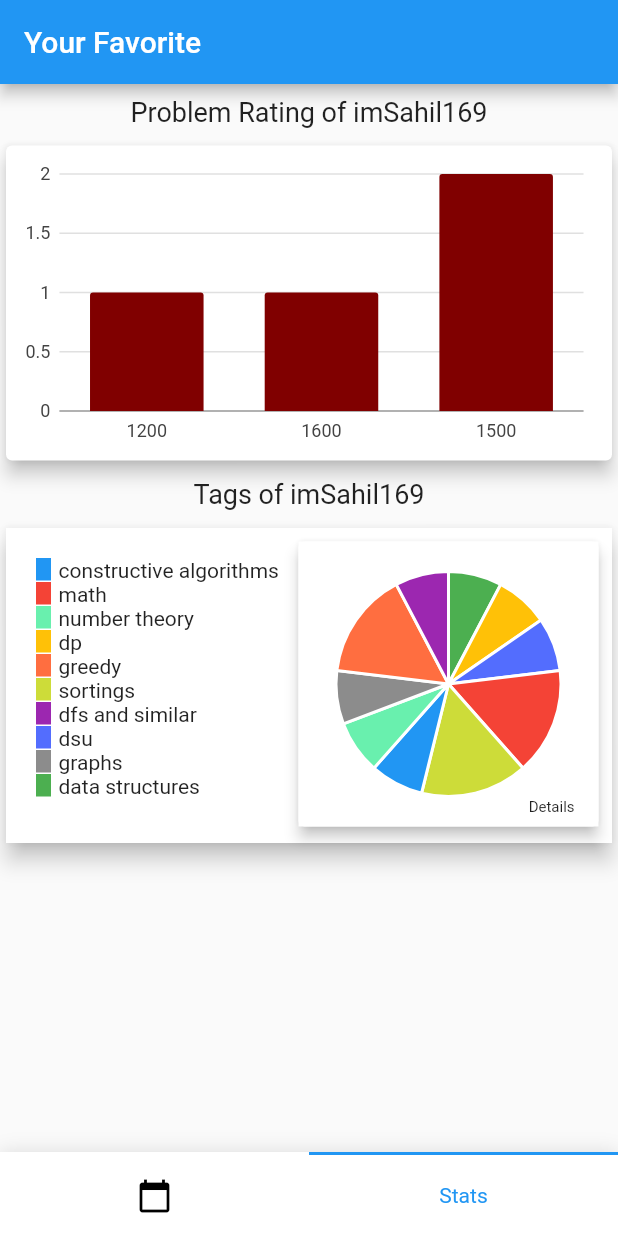
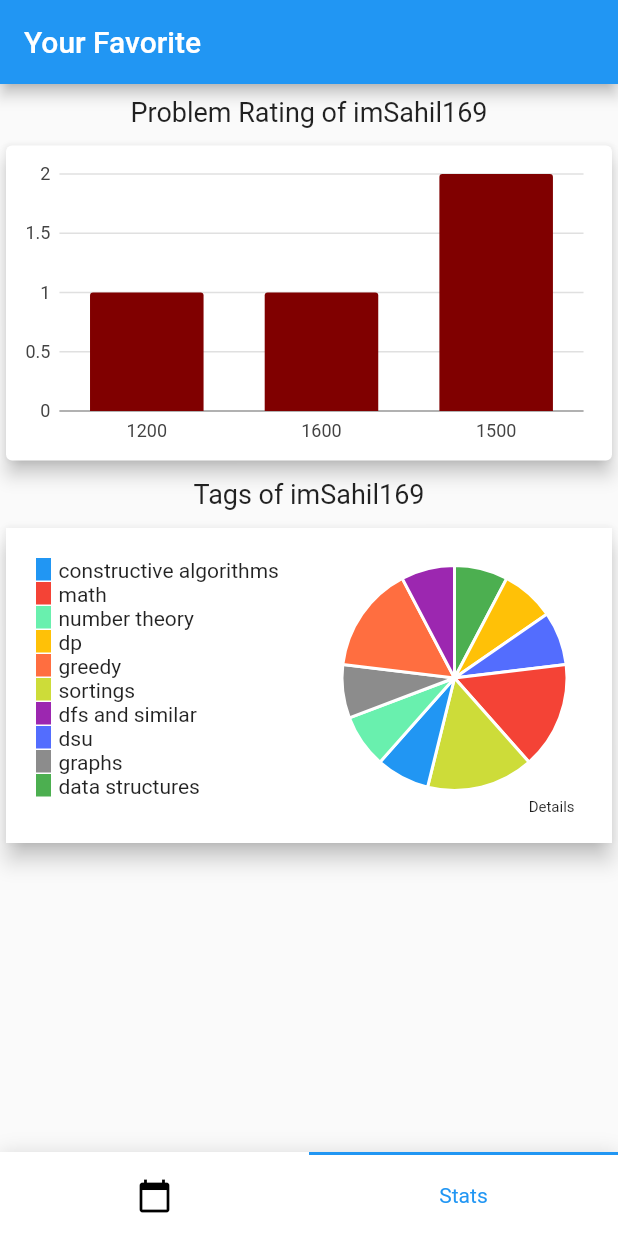
Before and after one commit to sk25469/Codeforces_Visualizer, a Flutter app: the screen it shows after launch, item 2 of the bottom bar chosen, on a phone screen of 412 x 824 dp. Run offline on Flutter 3.47's test engine with Material 2 defaults, Android fonts, the phone set to English and light mode, and no system bars; drawn by our look-alikes of titled_navigation_bar; our stand-ins replace charts_flutter.

Commit message:
more changes in pie chart

```diff
--- a/lib/widgets/pie_chart.dart
+++ b/lib/widgets/pie_chart.dart
@@ -12,6 +12,10 @@ class PieChart extends StatelessWidget {
   Widget build(BuildContext context) {
     return Card(
       elevation: 6,
+      child: InkWell(
+        onTap: () {
+          // print('Pressed card');
+        },
         child: Container(
           color: Colors.white,
           height: 210.0,
@@ -21,17 +25,11 @@ class PieChart extends StatelessWidget {
               Positioned(
                 top: 5.0,
                 right: 5.0,
-              child: Card(
-                elevation: 4,
-                child: InkWell(
-                  onTap: () {},
                 child: Container(
                   height: 190,
                   width: 200,
                   color: Colors.white,
                   child: chartType,
-                  ),
-                ),
                 ),
               ),
               Positioned(
@@ -52,6 +50,7 @@ class PieChart extends StatelessWidget {
                 ),
               ),
             ],
+          ),
         ),
       ),
     );
```
Lines whose indentation alone changed are shown as unchanged.
